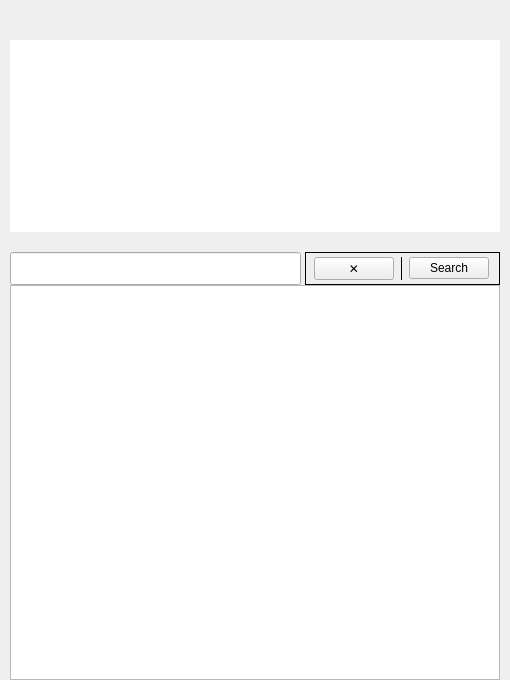
This is widgets/homewidget.ui in Rain92/UltimateMangaReader as Qt 5 draws it before an edit. The edited form follows.
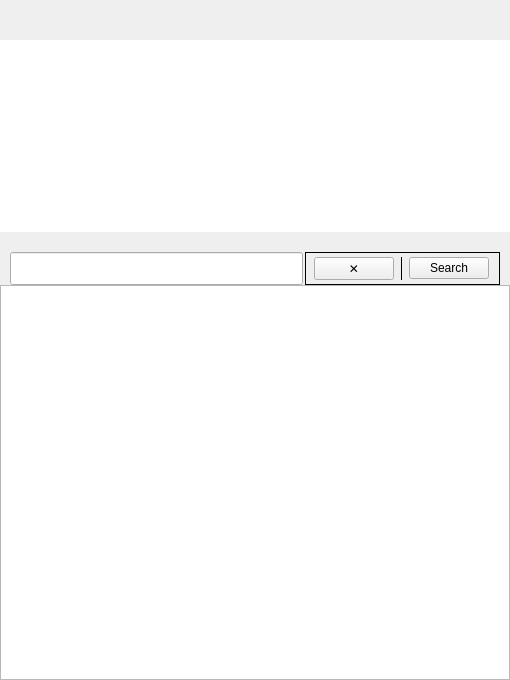
This is the edited form. Custom widgets are drawn as their Qt base class.

The edit to the form file:
```diff
--- a/widgets/homewidget.ui
+++ b/widgets/homewidget.ui
@@ -27,13 +27,13 @@
     <number>0</number>
    </property>
    <property name="leftMargin">
-    <number>10</number>
+    <number>0</number>
    </property>
    <property name="topMargin">
     <number>0</number>
    </property>
    <property name="rightMargin">
-    <number>10</number>
+    <number>0</number>
    </property>
    <property name="bottomMargin">
     <number>0</number>
@@ -140,7 +140,13 @@
    <item>
     <layout class="QHBoxLayout" name="horizontalLayout_4">
      <property name="spacing">
-      <number>4</number>
+      <number>2</number>
+     </property>
+     <property name="leftMargin">
+      <number>10</number>
+     </property>
+     <property name="rightMargin">
+      <number>10</number>
      </property>
      <item>
       <widget class="CLineEdit" name="lineEditFilter">
```
